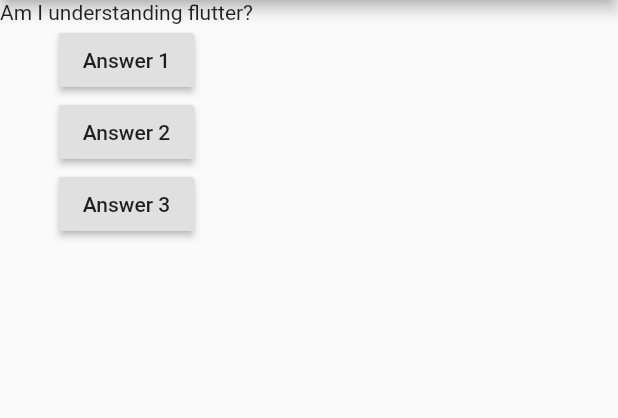
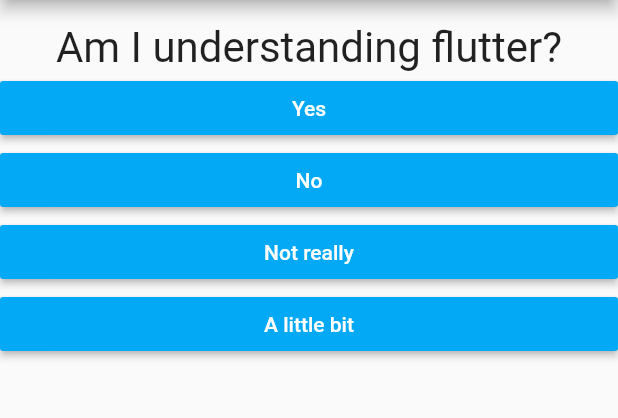
Before and after one commit to Il-Mil1/quiz_Flutter, a Flutter app: the screen it shows after launch, on a phone screen of 412 x 824 dp, the part 84-502 px from its top. Run offline on Flutter 3.47's test engine with Material 2 defaults, Android fonts, the phone set to English and light mode, and no system bars.

Commit message:
Finshed quiz app using Flutter

```diff
--- /dev/null
+++ b/lib/answer.dart
@@ -0,0 +1,19 @@
+import 'package:flutter/material.dart';
+
+class Answer extends StatelessWidget {
+  final Function selectHandler;
+  final String answerText;
+  Answer(this.selectHandler, this.answerText);
+
+  @override
+  Widget build(BuildContext context) {
+    return Container(
+      width: double.infinity,
+      child: RaisedButton(
+          color: Colors.lightBlue,
+          textColor: Colors.white,
+          child: Text(answerText),
+          onPressed: selectHandler),
+    );
+  }
+}
--- a/lib/main.dart
+++ b/lib/main.dart
@@ -1,43 +1,85 @@
 import 'package:flutter/material.dart';
 
-void main() {
-  runApp(MyApp());
+import './quiz.dart';
+import './result.dart';
+
+void main() => runApp(MyApp());
+
+class MyApp extends StatefulWidget {
+  @override
+  State<StatefulWidget> createState() {
+    //TODO: implement createState
+    return _MyAppState();
+  }
 }
 
-class MyApp extends StatelessWidget {
-  void answerQuestion() {
-    print('Answer chosen!');
+class _MyAppState extends State<MyApp> {
+  var _questionIndex = 0;
+  var _totalScore = 0;
+  final _questions = const [
+    {
+      'questionText': 'Am I understanding flutter?',
+      'answers': [
+        {'text': 'Yes', 'score': 10},
+        {'text': 'No', 'score': 2},
+        {'text': 'Not really', 'score': 4},
+        {'text': 'A little bit', 'score': 7},
+      ],
+    },
+    {
+      'questionText': 'Am I enjoying flutter?',
+      'answers': [
+        {'text': 'A lot', 'score': 7},
+        {'text': 'Not really', 'score': 1},
+        {'text': 'I don\'t understand', 'score': 3},
+        {'text': 'I\'m loving it', 'score': 10},
+      ],
+    },
+    {
+      'questionText': 'Am I suggesting the course?',
+      'answers': [
+        {'text': 'Absolutely no', 'score': 2},
+        {'text': 'Go for something else', 'score': 4},
+        {'text': 'You can find better', 'score': 0},
+        {'text': 'Why asking so? Of yourse yes!', 'score': 10},
+      ],
+    }
+  ];
+
+  void _resetQuiz() {
+    setState(() {
+      _questionIndex = 0;
+      _totalScore = 0;
+    });
+  }
+
+  void _answerQuestion(int score) {
+    _totalScore += score;
+    setState(() {
+      _questionIndex++;
+    });
+    print(_questionIndex);
+    if (_questionIndex < _questions.length) {
+      print('We have more questions!');
+    } else {
+      print('no more questions!');
+    }
   }
 
   @override
   Widget build(BuildContext context) {
-    var questions = [
-      'Am I understanding flutter?',
-      'Am I enjoying flutter?',
-    ];
     return MaterialApp(
       home: Scaffold(
         appBar: AppBar(
           title: Text('My First App'),
         ), //AppBar
-        body: Column(
-          children: [
-            Text(questions[0]),
-            RaisedButton(
-              child: Text('Answer 1'),
-              onPressed: answerQuestion,
-            ),
-            RaisedButton(
-                child: Text('Answer 2'),
-                onPressed: () => print('Answer 2 chosen')),
-            RaisedButton(
-              child: Text('Answer 3'),
-              onPressed: () {
-                print('Answer 3 chosen');
-              },
-            ),
-          ],
-        ),
+        body: _questionIndex < _questions.length
+            ? Quiz(
+                answerQuestion: _answerQuestion,
+                questionIndex: _questionIndex,
+                questions: _questions,
+              )
+            : Result(_totalScore,_resetQuiz),
       ), //Scaffold
     ); //Material app
   }
--- /dev/null
+++ b/lib/question.dart
@@ -0,0 +1,20 @@
+import 'package:flutter/material.dart';
+
+class Question extends StatelessWidget {
+  String questionText;
+
+  Question(this.questionText);
+
+  @override
+  Widget build(BuildContext context) {
+    return Container(
+      width: double.infinity,
+      margin: EdgeInsets.only(top: 15),
+      child: Text(
+        questionText,
+        style: TextStyle(fontSize: 28),
+        textAlign: TextAlign.center,
+      ),
+    );
+  }
+}
--- /dev/null
+++ b/lib/quiz.dart
@@ -0,0 +1,28 @@
+import 'package:flutter/material.dart';
+import './question.dart';
+import './answer.dart';
+
+class Quiz extends StatelessWidget {
+  final List<Map<String, Object>> questions;
+  final Function answerQuestion;
+  final int questionIndex;
+
+  Quiz(
+      {@required this.questions,
+      @required this.answerQuestion,
+      @required this.questionIndex});
+
+  @override
+  Widget build(BuildContext context) {
+    return Column(
+      children: [
+        Question(
+          questions[questionIndex]['questionText'],
+        ),
+        ...(questions[questionIndex]['answers'] as List<Map<String,Object>>).map((answer) {
+          return Answer(() => answerQuestion(answer['score']), answer['text']);
+        }).toList()
+      ],
+    );
+  }
+}
--- a/pubspec.yaml
+++ b/pubspec.yaml
@@ -14,7 +14,7 @@ description: A new Flutter project.
 version: 1.0.0+1
 
 environment:
-  sdk: ">=2.1.0 <3.0.0"
+  sdk: ">=2.2.2 <3.0.0"
 
 dependencies:
   flutter:
```
Also changed, not shown: lib/result.dart (added, +37 -0 lines), 1 other file.
